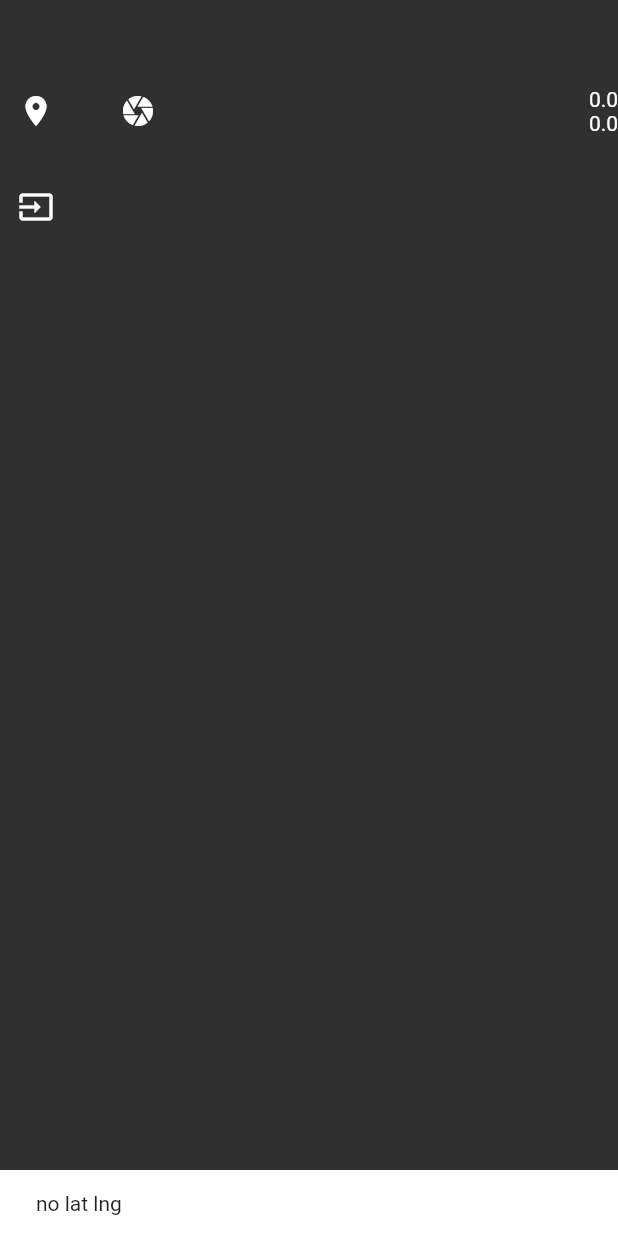
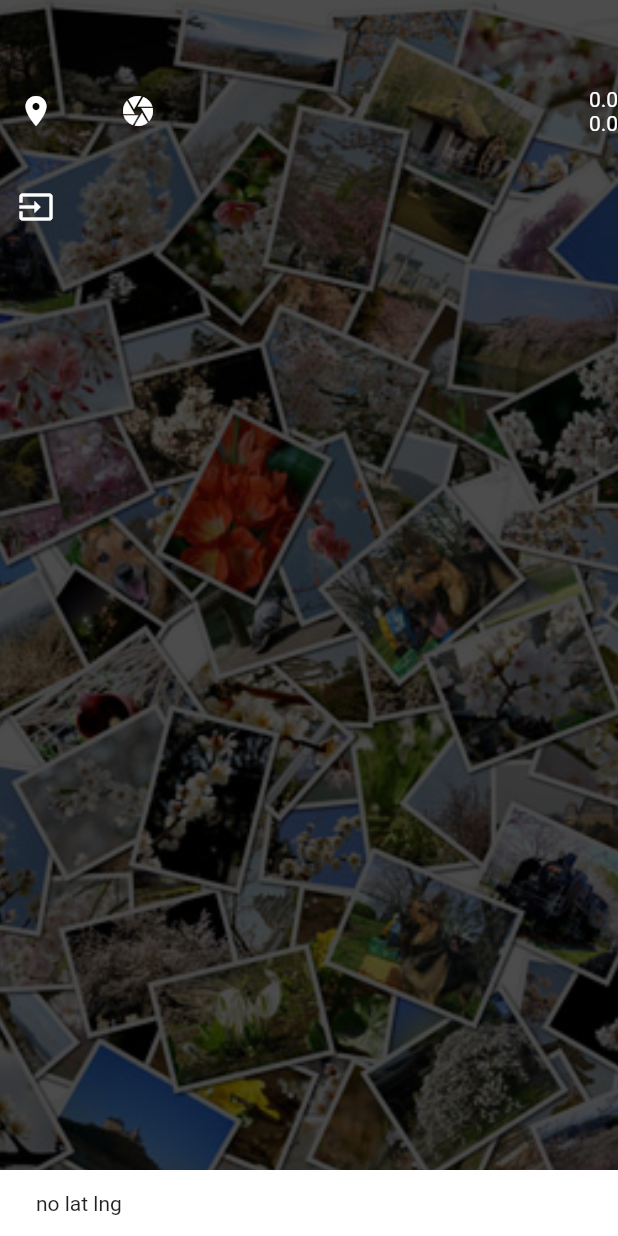
Before and after one commit to hidechy/flutter_photolog, a Flutter app: the screen it shows after launch, after a tap on the "input" icon, on a phone screen of 412 x 824 dp. Run offline on Flutter 3.47's test engine with Material 2 defaults, Android fonts, the phone set to English and light mode, and no system bars; our stand-ins replace cloud_firestore, firebase_core, firebase_storage, flutter_riverpod, freezed_annotation, geolocator and 2 more; accounts and stored records are empty; project files that could hold a hidden picture were left out.

Commit message:
commit 20230318

```diff
--- a/lib/screens/home_screen.dart
+++ b/lib/screens/home_screen.dart
@@ -13,6 +13,7 @@ import 'package:intl/intl.dart';
 import '../extensions/extensions.dart';
 import '../state/lat_lng/lat_lng_notifier.dart';
 import '../state/lat_lng/lat_lng_request_state.dart';
+import '../utility/utility.dart';
 
 class HomeScreen extends ConsumerWidget {
   HomeScreen({super.key});
@@ -21,6 +22,8 @@ class HomeScreen extends ConsumerWidget {
   String zenpukuji = '35.7185071,139.5869534';
 
   String imageUrl = '';
+
+  final Utility _utility = Utility();
 
   late BuildContext _context;
   late WidgetRef _ref;
@@ -34,7 +37,11 @@ class HomeScreen extends ConsumerWidget {
     final latLngState = ref.watch(latLngProvider);
 
     return Scaffold(
-      body: Column(
+      body: Stack(
+        fit: StackFit.expand,
+        children: [
+          _utility.getBackGround(),
+          Column(
             crossAxisAlignment: CrossAxisAlignment.start,
             children: [
               const SizedBox(height: 50),
@@ -66,6 +73,8 @@ class HomeScreen extends ConsumerWidget {
               IconButton(
                 onPressed: dataSaving,
                 icon: const Icon(Icons.input),
+              ),
+            ],
           ),
         ],
       ),
--- /dev/null
+++ b/lib/utility/utility.dart
@@ -0,0 +1,13 @@
+import 'package:flutter/material.dart';
+
+class Utility {
+  /// 背景取得
+  Widget getBackGround({context}) {
+    return Image.asset(
+      'assets/images/bg.jpeg',
+      fit: BoxFit.fitHeight,
+      color: Colors.black.withOpacity(0.7),
+      colorBlendMode: BlendMode.darken,
+    );
+  }
+}
```
Also changed, not shown: pubspec.yaml (+15 -0 lines), assets/images/bg.jpeg (added). Lines whose indentation alone changed are shown as unchanged.
